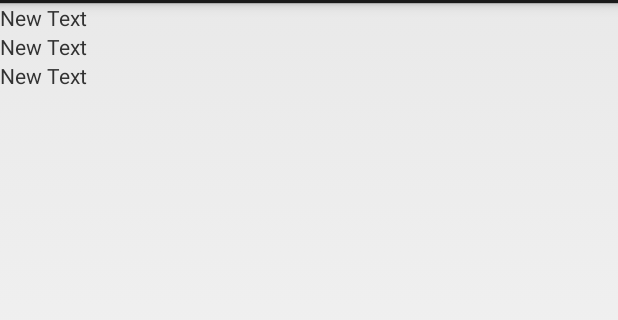
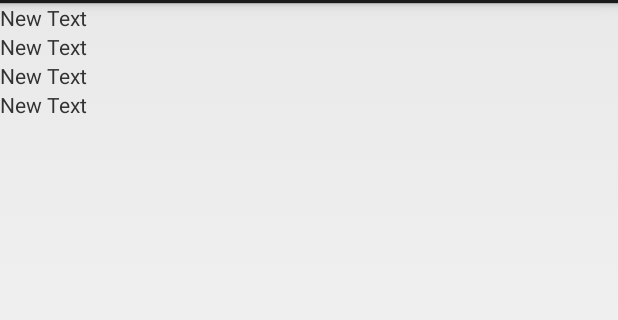
Before and after one commit to masterX244/Android_Testings, an Android app: the layout treeinfolayout.xml on its own in the app's theme, with its tools: preview values and no code run, on a phone screen of 412 x 824 dp, the part 69-389 px from its top. Run offline under Robolectric (Android 15) with nearby library versions, the phone set to English and light mode, and no system bars.

Commit message:
Bugfix: forgotten line

```diff
--- a/app/src/main/java/de/nplusc/cc86/newtest/MainActivity.java
+++ b/app/src/main/java/de/nplusc/cc86/newtest/MainActivity.java
@@ -38,8 +38,6 @@ GoogleMap  mmap;
         super.onCreate(savedInstanceState);
         setContentView(R.layout.activity_main);
         setupmap();
-        //hw=(TextView) findViewById(R.id.textView);
-       // mv=MapView
     }
 
     @Override
@@ -111,9 +109,7 @@ GoogleMap  mmap;
             if (maxCounter++ > 20) {
                 break;
             }
-
         }
-
     }
 
 
@@ -123,20 +119,22 @@ GoogleMap  mmap;
 
 
         @Override
-        public View getInfoWindow(Marker marker) {
-            return null;
-        }
+            public View getInfoWindow(Marker marker) {
+                return null;
+            }
 
-        @Override
-        public View getInfoContents(Marker marker) {
+            @Override
+            public View getInfoContents(Marker marker) {
             View v  = getLayoutInflater().inflate(R.layout.treeinfolayout, null);
             String[] lines = marker.getSnippet().split("\n");
            TextView l1 = (TextView) v.findViewById(R.id.treeTopSize);
             TextView l2 = (TextView) v.findViewById(R.id.treeTrunkSize);
             TextView l3 = (TextView) v.findViewById(R.id.treePlantYear);
+                TextView name = (TextView) v.findViewById(R.id.baumname);
             l1.setText(lines[0]);
             l2.setText(lines[1]);
             l3.setText(lines[2]);
+            name.setText("Art: "+marker.getTitle());
             return v;
         }
     }
--- a/app/src/main/res/layout/treeinfolayout.xml
+++ b/app/src/main/res/layout/treeinfolayout.xml
@@ -3,6 +3,12 @@
     android:layout_width="match_parent"
     android:layout_height="match_parent"
     android:orientation="vertical">
+
+    <TextView
+        android:layout_width="wrap_content"
+        android:layout_height="wrap_content"
+        android:text="New Text"
+        android:id="@+id/baumname" />
 
     <TextView
         android:layout_width="wrap_content"
```
